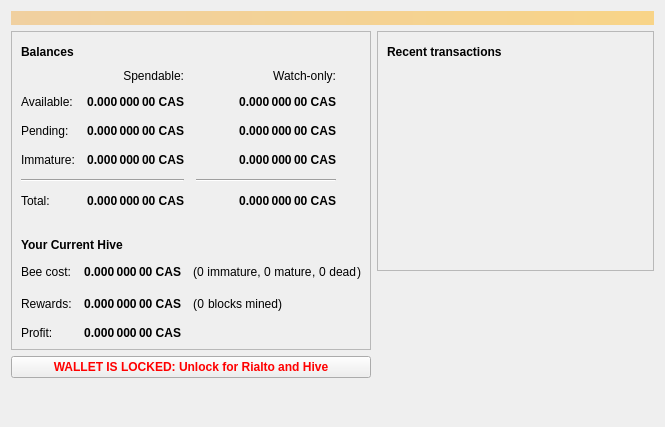
First picture: the form in src/qt/forms/overviewpage.ui, repository fromport/Cascoin, before the edit.
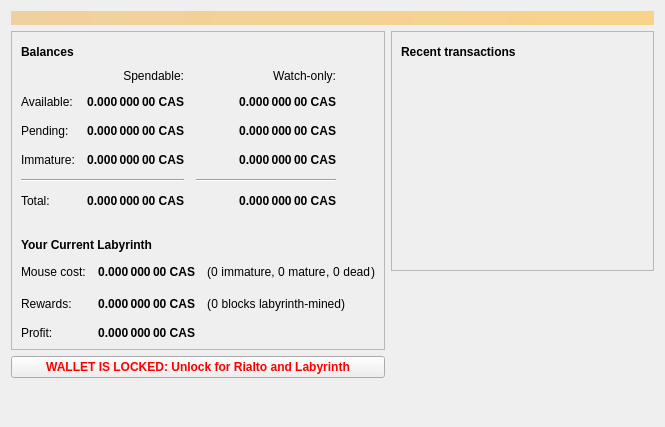
Second picture: the form after the edit. Icons and pictures are not drawn.

What changed in the file:
```diff
--- a/src/qt/forms/overviewpage.ui
+++ b/src/qt/forms/overviewpage.ui
@@ -435,7 +435,7 @@
                </font>
               </property>
               <property name="text">
-               <string>Your Current Hive</string>
+               <string>Your Current Labyrinth</string>
               </property>
              </widget>
             </item>
@@ -556,7 +556,7 @@
             <item row="0" column="0">
              <widget class="QLabel" name="costLabel_2">
               <property name="text">
-               <string>Bee cost:</string>
+               <string>Mouse cost:</string>
               </property>
              </widget>
             </item>
@@ -706,7 +706,7 @@
               <item>
                <widget class="QLabel" name="label_15">
                 <property name="text">
-                 <string> blocks mined)</string>
+                 <string> blocks labyrinth-mined)</string>
                 </property>
                 <property name="alignment">
                  <set>Qt::AlignRight|Qt::AlignTrailing|Qt::AlignVCenter</set>
@@ -755,7 +755,7 @@
           <string notr="true">color:red;</string>
          </property>
          <property name="text">
-          <string>WALLET IS LOCKED: Unlock for Rialto and Hive</string>
+          <string>WALLET IS LOCKED: Unlock for Rialto and Labyrinth</string>
          </property>
          <property name="icon">
           <iconset resource="../bitcoin.qrc">
```
Left out of the diff: 4 changed lines with no effect on the pictures.
